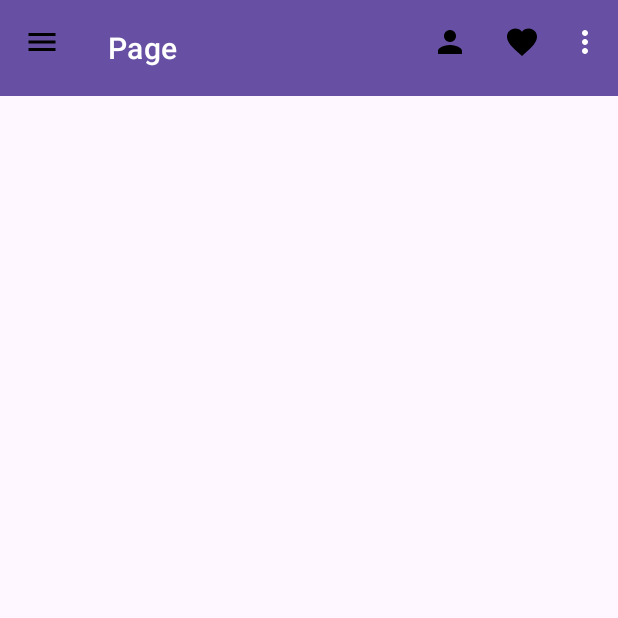
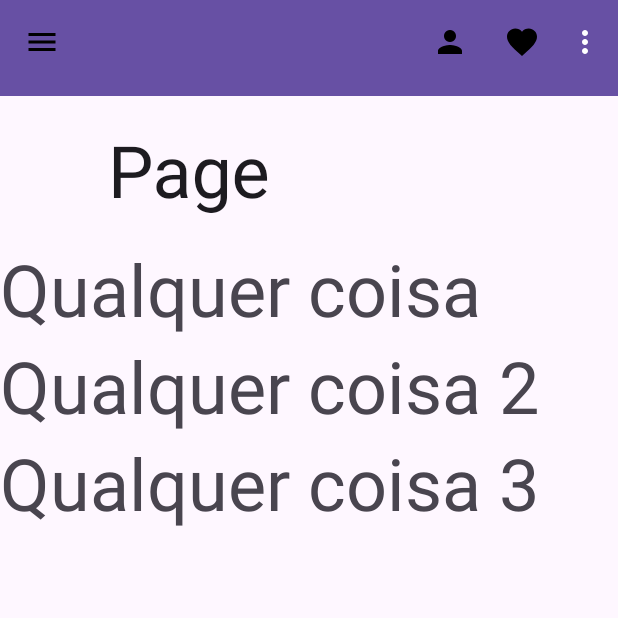
Before and after one commit to adevan-neves-santos/Android-Formacao-DIO, an Android app: the TopAppBarActivity screen opened directly, with no data from a screen before it, on a phone screen of 412 x 824 dp, the top half of it. Run offline under Robolectric (Android 15) with nearby library versions, the phone set to English and light mode, and no system bars.

```diff
--- a/main/desafios-de-projeto/MaterialDesignEstudo/app/src/main/AndroidManifest.xml
+++ b/main/desafios-de-projeto/MaterialDesignEstudo/app/src/main/AndroidManifest.xml
@@ -29,6 +29,8 @@
         <activity android:name="me.dio.materialdesignestudo.TextFieldsActivity" />
         <activity android:name="me.dio.materialdesignestudo.TopAppBarActivity"
             android:theme="@style/Theme.Material3.Light.NoActionBar"/>
+        <activity android:name="me.dio.materialdesignestudo.BottomAppbarActivity" />
+        <activity android:name="me.dio.materialdesignestudo.SnackbarActivity" />
     </application>
 
 </manifest>
--- a/main/desafios-de-projeto/MaterialDesignEstudo/app/src/main/java/me/dio/materialdesignestudo/MainActivity.kt
+++ b/main/desafios-de-projeto/MaterialDesignEstudo/app/src/main/java/me/dio/materialdesignestudo/MainActivity.kt
@@ -26,5 +26,11 @@ class MainActivity : AppCompatActivity() {
         binding.cdTopAppBar.setOnClickListener {
             startActivity(TopAppBarActivity.createIntent(this))
         }
+        binding.cdBottomAppBar.setOnClickListener {
+            startActivity(BottomAppbarActivity.createIntent(this))
+        }
+        binding.cdSnackbars.setOnClickListener {
+            startActivity(SnackbarActivity.createIntent(this))
+        }
     }
 }
--- a/main/desafios-de-projeto/MaterialDesignEstudo/app/src/main/res/layout/activity_top_app_bar.xml
+++ b/main/desafios-de-projeto/MaterialDesignEstudo/app/src/main/res/layout/activity_top_app_bar.xml
@@ -6,16 +6,29 @@
 
     <com.google.android.material.appbar.AppBarLayout
         android:layout_width="match_parent"
-        android:layout_height="wrap_content">
+        android:layout_height="160dp">
+
+        <com.google.android.material.appbar.CollapsingToolbarLayout
+            android:layout_width="match_parent"
+            app:expandedTitleMarginStart="72dp"
+            app:expandedTitleMarginBottom="28dp"
+            app:collapsedTitleTextAppearance="@style/TextAppearance.App.CollapsingToolbar.Collapsed"
+            app:expandedTitleTextAppearance="@style/TextAppearance.App.CollapsingToolbar.Expanded"
+            android:layout_height="match_parent"
+            app:layout_scrollFlags="scroll|exitUntilCollapsed">
 
             <com.google.android.material.appbar.MaterialToolbar
                 android:id="@+id/topAppBar"
+
                 android:layout_width="match_parent"
                 app:menu="@menu/top_app_bar"
                 style="@style/Widget.MaterialComponents.Toolbar.Primary"
                 app:navigationIcon="@drawable/ic_menu_24dp"
                 app:title="Page"
                 android:layout_height="?actionBarSize" />
+
+        </com.google.android.material.appbar.CollapsingToolbarLayout>
+
     </com.google.android.material.appbar.AppBarLayout>
 
     <!-- Note: A RecyclerView can also be used -->
@@ -24,6 +37,32 @@
         android:layout_height="match_parent"
         app:layout_behavior="@string/appbar_scrolling_view_behavior">
 
+        <LinearLayout
+            android:layout_width="match_parent"
+            android:orientation="vertical"
+            android:layout_height="wrap_content">
+
+            <TextView
+                android:layout_width="match_parent"
+                android:layout_height="wrap_content"
+                android:text="Qualquer coisa"
+                android:textAppearance="@style/TextAppearance.MaterialComponents.Headline3"/>
+
+            <TextView
+                android:layout_width="match_parent"
+                android:layout_height="wrap_content"
+                android:text="Qualquer coisa 2"
+                android:textAppearance="@style/TextAppearance.MaterialComponents.Headline3"/>
+
+            <TextView
+                android:layout_width="match_parent"
+                android:layout_height="wrap_content"
+                android:text="Qualquer coisa 3"
+                android:textAppearance="@style/TextAppearance.MaterialComponents.Headline3"/>
+
+
+        </LinearLayout>
+
     </androidx.core.widget.NestedScrollView>
 
 </androidx.coordinatorlayout.widget.CoordinatorLayout>
--- a/main/desafios-de-projeto/MaterialDesignEstudo/app/src/main/res/values/themes.xml
+++ b/main/desafios-de-projeto/MaterialDesignEstudo/app/src/main/res/values/themes.xml
@@ -13,4 +13,11 @@
         <item name="android:statusBarColor">?attr/colorPrimaryVariant</item>
         <!-- Customize your theme here. -->
     </style>
+    <style name="TextAppearance.App.CollapsingToolbar.Expanded" parent="TextAppearance.MaterialComponents.Headline5">
+        <item name="android:textColor">#03A9F4</item>
+        <item name="android:textSize">48sp</item>
+    </style>
+    <style name="TextAppearance.App.CollapsingToolbar.Collapsed" parent="TextAppearance.MaterialComponents.Headline6">
+        <item name="android:textColor">?attr/colorOnPrimary</item>
+    </style>
 </resources>
```
Also changed, not shown: main/desafios-de-projeto/MaterialDesignEstudo/app/src/main/java/me/dio/materialdesignestudo/BottomAppbarActivity.kt (added, +39 -0 lines), main/desafios-de-projeto/MaterialDesignEstudo/app/src/main/java/me/dio/materialdesignestudo/SnackbarActivity.kt (added, +31 -0 lines), main/desafios-de-projeto/MaterialDesignEstudo/app/src/main/res/layout/activity_bottom_app_bar.xml (added, +55 -0 lines), main/desafios-de-projeto/MaterialDesignEstudo/app/src/main/res/layout/activity_snackbar.xml (added, +21 -0 lines), main/desafios-de-projeto/MaterialDesignEstudo/app/src/main/res/menu/bottom_app_bar.xml (added, +27 -0 lines). Lines whose indentation alone changed are shown as unchanged.
